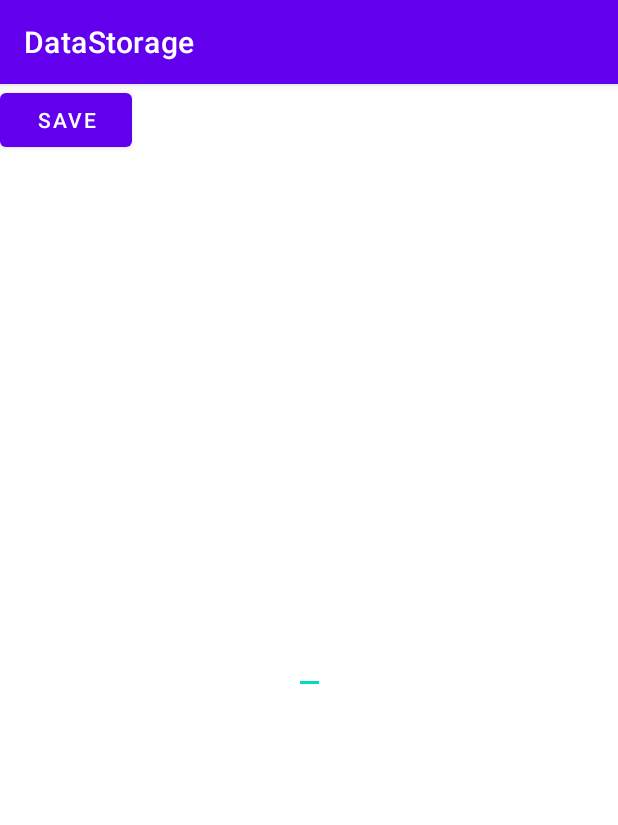
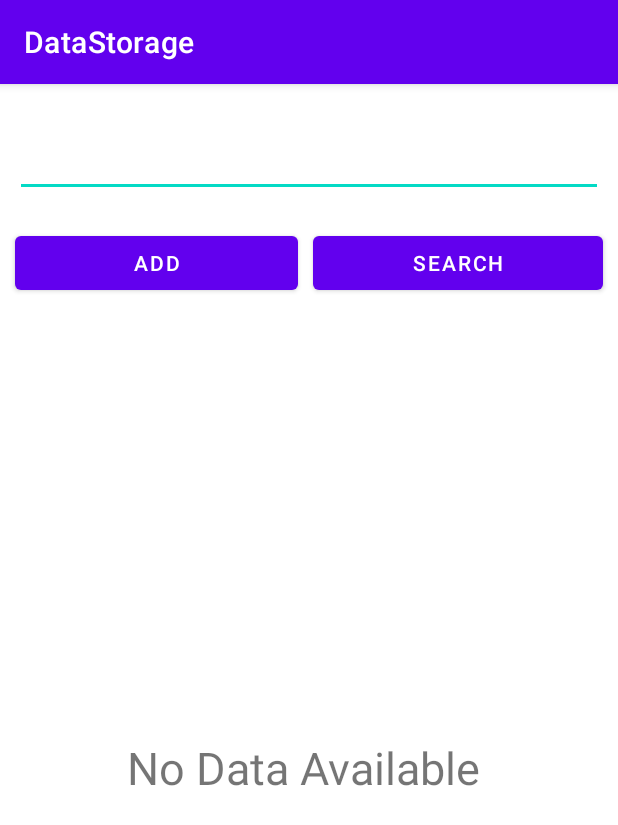
Before and after one commit to rajupraaa1234/DataStorage, an Android app: the screen it shows after launch (MainActivity), on a phone screen of 412 x 824 dp. Shown: the top 825 px of the screen. Run offline under Robolectric (Android 15) with nearby library versions, the phone set to English and light mode, and no system bars; our stand-ins replace Room's generated code.

```diff
--- a/app/src/main/java/com/example/datastorage/MainActivity.kt
+++ b/app/src/main/java/com/example/datastorage/MainActivity.kt
@@ -4,17 +4,28 @@ import androidx.appcompat.app.AppCompatActivity
 import android.os.Bundle
 import android.view.View
 import android.widget.EditText
+import android.widget.TextView
+import android.widget.Toast
+import androidx.recyclerview.widget.LinearLayoutManager
+import androidx.recyclerview.widget.RecyclerView
 import androidx.room.Room
 import androidx.room.Room.databaseBuilder
+import com.example.datastorage.Adapter.MyAdapter
 import com.example.datastorage.ViewModel.StudentViewModel
 import com.example.datastorage.model.MyDataBase
 import com.example.datastorage.model.Student
+import com.example.myloginapp.Dialog.ExampleDialog
+import com.example.myloginapp.interfacePackage.OnClickListner
 
-class MainActivity : AppCompatActivity() {
+class MainActivity : AppCompatActivity(), OnClickListner, ExampleDialog.ExampleDialogListener{
 
     lateinit var txt : EditText
     lateinit var mydataBase : MyDataBase
     lateinit var studantTable : StudentViewModel
+    lateinit var adapter: MyAdapter
+    lateinit var recyclerView : RecyclerView
+    lateinit var nodata : TextView
+    var arr :ArrayList<Student> = ArrayList<Student>();
     override fun onCreate(savedInstanceState: Bundle?) {
         super.onCreate(savedInstanceState)
         setContentView(R.layout.activity_main)
@@ -22,14 +33,56 @@ class MainActivity : AppCompatActivity() {
     }
 
     fun init(){
+        adapter = MyAdapter(this,arr)
         txt = findViewById(R.id.txt)
         studantTable = StudentViewModel(this)
+        recyclerView =  findViewById(R.id.recycle)
+        nodata = findViewById(R.id.nodata)
+
+        recyclerView.layoutManager = LinearLayoutManager(this)
+        adapter = MyAdapter(this,arr)
+        recyclerView.adapter = adapter
+        FetchAlldataFromRoom()
+        checkForData()
     }
+
+    private fun FetchAlldataFromRoom() {
+        var data   = ArrayList<Student>()
+        data = studantTable.getAllData() as ArrayList<Student>
+        for(i in data){
+            arr.add(i)
+        }
+    }
+
     fun onClickHandler(view : View){
         when(view.id){
             R.id.button->{
                 onSaveData()
             }
+            R.id.search->{onSearch()}
+            R.id.delete->{onDelete()}
+        }
+    }
+
+    private fun onDelete() {
+//        var data = txt.text.toString()
+//        var stu : Student = Student()
+//        stu.useremail = data
+//        if(studantTable.searchStudent(data)==true){
+//            studantTable.deleteStudent(data)
+//            Toast.makeText(this,"Student Student Successfully",Toast.LENGTH_SHORT).show()
+//        }else{
+//            Toast.makeText(this,"Student Not Found",Toast.LENGTH_SHORT).show()
+//        }
+
+    }
+
+    private fun onSearch() {
+        var data = txt.text.toString()
+        if(studantTable.searchStudent(data)==true){
+            Toast.makeText(this,"Student Found",Toast.LENGTH_SHORT).show()
+        }else{
+            Toast.makeText(this,"Student Not Found",Toast.LENGTH_SHORT).show()
         }
     }
 
@@ -38,10 +91,9 @@ class MainActivity : AppCompatActivity() {
         var stu : Student = Student()
         stu.useremail = data
         studantTable.insertStudentData(stu)
-//        var sharPref = getSharedPreferences("mtap", MODE_PRIVATE)
-//        var editor = sharPref.edit()
-//        editor.putString("name",data)
-//        editor.apply()
+        arr.add(stu)
+        adapter.notifyDataSetChanged()
+        checkForData()
     }
 
     override fun onResume() {
@@ -54,4 +106,37 @@ class MainActivity : AppCompatActivity() {
         var data = sharPref.getString("name","")
         txt.setText(data)
     }
+
+    override fun onItemClick(i: Int) {
+        TODO("Not yet implemented")
+    }
+
+    override fun onDeleteClick(i: Int) {
+        studantTable.deleteStudent(arr.get(i))
+        arr.removeAt(i)
+        adapter.notifyDataSetChanged()
+        checkForData()
+    }
+
+    override fun onEditClick(i: Int) {
+        var exampleDialog : ExampleDialog = ExampleDialog(i,arr.get(i).Uname);
+        exampleDialog.show(getSupportFragmentManager(), "example dialog");
+    }
+
+    fun checkForData(){
+        if(arr.size==0){
+            recyclerView.visibility =View.GONE
+            nodata.visibility = View.VISIBLE
+        }else{
+            recyclerView.visibility =View.VISIBLE
+            nodata.visibility = View.GONE
+        }
+    }
+
+    override fun applyTexts(username: String?,position : Int){
+        var data = arr.get(position)
+        data.Uname = username
+        studantTable.updateData(data)
+        adapter.notifyDataSetChanged()
+    }
 }
--- /dev/null
+++ b/app/src/main/java/com/example/datastorage/interfacePackage/OnClickListner.kt
@@ -0,0 +1,7 @@
+package com.example.myloginapp.interfacePackage
+
+interface OnClickListner {
+    fun onItemClick(i:Int)
+    fun onDeleteClick(i:Int)
+    fun onEditClick(i:Int)
+}
--- a/app/src/main/java/com/example/datastorage/model/MyDAO.java
+++ b/app/src/main/java/com/example/datastorage/model/MyDAO.java
@@ -1,8 +1,10 @@
 package com.example.datastorage.model;
 
 import androidx.room.Dao;
+import androidx.room.Delete;
 import androidx.room.Insert;
 import androidx.room.Query;
+import androidx.room.Update;
 
 import java.util.List;
 
@@ -15,4 +17,16 @@ public interface MyDAO {
     @Query("select * from users WHERE Uname = :name")
     Student getUser(String name);
 
+    @Query("SELECT * FROM users WHERE Uname = :name")
+    int isDataExist(String name);
+
+    @Delete
+    public void deleteUser(Student student);
+
+    @Query("Select * from users")
+    public List<Student> getData();
+
+    @Update
+    public void UpdateUser(Student student);
+
 }
--- a/app/src/main/res/layout/activity_main.xml
+++ b/app/src/main/res/layout/activity_main.xml
@@ -1,14 +1,19 @@
 <?xml version="1.0" encoding="utf-8"?>
-<androidx.constraintlayout.widget.ConstraintLayout xmlns:android="http://schemas.android.com/apk/res/android"
+<LinearLayout xmlns:android="http://schemas.android.com/apk/res/android"
     xmlns:app="http://schemas.android.com/apk/res-auto"
     xmlns:tools="http://schemas.android.com/tools"
     android:layout_width="match_parent"
     android:layout_height="match_parent"
+    android:orientation="vertical"
     tools:context=".MainActivity">
 
     <EditText
         android:id="@+id/txt"
-        android:layout_width="wrap_content"
+        android:layout_width="match_parent"
+        android:layout_marginTop="30dp"
+        android:layout_marginStart="10dp"
+        android:layout_marginEnd="10dp"
+        android:layout_gravity="center"
         android:layout_height="wrap_content"
         android:text="Hello World!"
         app:layout_constraintBottom_toBottomOf="parent"
@@ -16,13 +21,64 @@
         app:layout_constraintRight_toRightOf="parent"
         app:layout_constraintTop_toTopOf="parent" />
 
+ <LinearLayout
+     android:layout_width="match_parent"
+     android:layout_marginTop="20dp"
+     android:layout_height="wrap_content">
     <Button
+        android:layout_gravity="center"
         android:id="@+id/button"
         android:layout_width="wrap_content"
         android:layout_height="wrap_content"
-        android:text="save"
+        android:layout_weight="1"
+        android:layout_marginStart="10dp"
+        android:layout_marginEnd="10dp"
         android:onClick="onClickHandler"
-        tools:layout_editor_absoluteX="154dp"
-        tools:layout_editor_absoluteY="453dp" />
+        android:text="add"
+         />
 
-</androidx.constraintlayout.widget.ConstraintLayout>
+    <Button
+        android:id="@+id/search"
+        android:layout_width="wrap_content"
+        android:layout_gravity="center"
+        android:layout_height="wrap_content"
+        android:layout_weight="1"
+        android:onClick="onClickHandler"
+        android:layout_marginEnd="10dp"
+        android:text="search"
+         />
+
+    <Button
+        android:visibility="gone"
+        android:id="@+id/delete"
+        android:layout_width="wrap_content"
+        android:layout_height="wrap_content"
+        android:layout_weight="1"
+        android:layout_marginEnd="10dp"
+        android:onClick="onClickHandler"
+        android:layout_gravity="center"
+        android:text="delete"
+        />
+
+</LinearLayout>
+
+<RelativeLayout
+    android:layout_width="match_parent"
+    android:layout_height="match_parent">
+    <androidx.recyclerview.widget.RecyclerView
+        android:id="@+id/recycle"
+        android:layout_width="match_parent"
+        android:layout_margin="10dp"
+        android:layout_height="match_parent"/>
+
+    <TextView
+        android:id="@+id/nodata"
+        android:visibility="gone"
+        android:layout_width="wrap_content"
+        android:text="No Data Available "
+        android:textSize="30dp"
+        android:layout_centerInParent="true"
+        android:layout_height="wrap_content"/>
+
+</RelativeLayout>
+</LinearLayout>
--- a/app/src/main/res/values/colors.xml
+++ b/app/src/main/res/values/colors.xml
@@ -7,4 +7,5 @@
     <color name="teal_700">#FF018786</color>
     <color name="black">#FF000000</color>
     <color name="white">#FFFFFFFF</color>
+    <color name="light_black">#B3655C5C</color>
 </resources>
```
Also changed, not shown: app/src/main/java/com/example/datastorage/Adapter/MyAdapter.kt (added, +52 -0 lines), app/src/main/java/com/example/datastorage/Dialog/ExampleDialog.kt (added, +54 -0 lines), app/src/main/java/com/example/datastorage/ViewModel/StudentViewModel.java (+21 -0 lines), app/src/main/res/layout/add_msg_layout.xml (added, +16 -0 lines), app/src/main/res/layout/item_layout.xml (added, +63 -0 lines).
